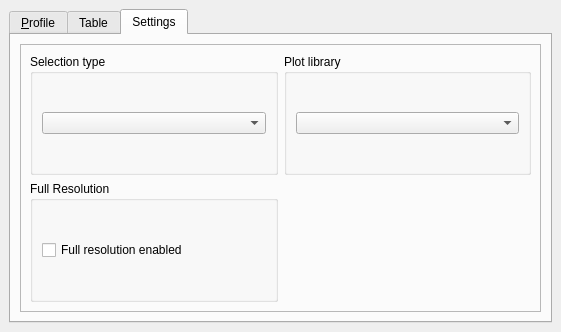
Qt form ui/profiletool.ui (etiennesky/profiletool-fork) before a commit.
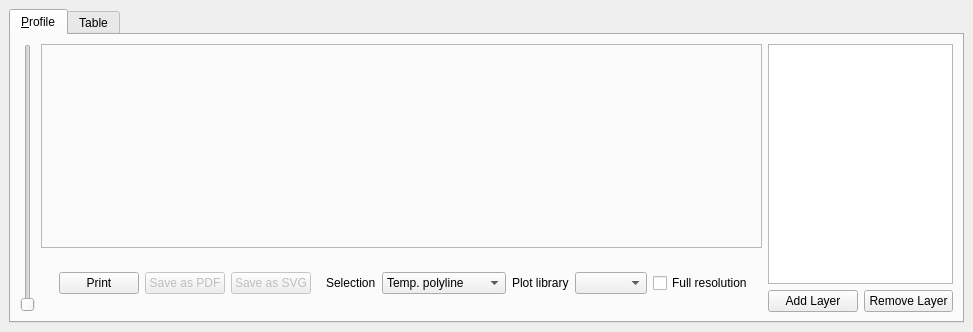
The same form after that commit. The open tabs and pages were chosen to show the change.

Commit message: remove settings tab, move widget to profile tab

What changed in the file:
```diff
--- a/ui/profiletool.ui
+++ b/ui/profiletool.ui
@@ -6,7 +6,7 @@
    <rect>
     <x>0</x>
     <y>0</y>
-    <width>561</width>
+    <width>973</width>
     <height>332</height>
    </rect>
   </property>
@@ -77,6 +77,13 @@
              <widget class="QWidget" name="widget_save_buttons" native="true">
               <layout class="QHBoxLayout" name="horizontalLayout_3">
                <item>
+                <widget class="QStackedWidget" name="stackedWidget">
+                 <property name="currentIndex">
+                  <number>0</number>
+                 </property>
+                 <widget class="QWidget" name="page">
+                  <layout class="QHBoxLayout" name="horizontalLayout_4">
+                   <item>
                 <widget class="QPushButton" name="butPrint">
                  <property name="text">
                   <string>Print</string>
@@ -103,6 +110,10 @@
                  </property>
                 </widget>
                </item>
+                  </layout>
+                 </widget>
+                </widget>
+               </item>
                <item>
                 <spacer name="horizontalSpacer">
                  <property name="orientation">
@@ -116,6 +127,63 @@
                  </property>
                 </spacer>
                </item>
+               <item>
+                <widget class="QLabel" name="label">
+                 <property name="text">
+                  <string>Selection</string>
+                 </property>
+                </widget>
+               </item>
+               <item>
+                <widget class="QComboBox" name="comboBox">
+                 <property name="sizePolicy">
+                  <sizepolicy hsizetype="Minimum" vsizetype="Fixed">
+                   <horstretch>0</horstretch>
+                   <verstretch>0</verstretch>
+                  </sizepolicy>
+                 </property>
+                 <item>
+                  <property name="text">
+                   <string>Temp. polyline</string>
+                  </property>
+                 </item>
+                 <item>
+                  <property name="text">
+                   <string>Selected polyline</string>
+                  </property>
+                 </item>
+                </widget>
+               </item>
+               <item>
+                <widget class="QLabel" name="label_2">
+                 <property name="text">
+                  <string>Plot library</string>
+                 </property>
+                </widget>
+               </item>
+               <item>
+                <widget class="QComboBox" name="comboBox_2">
+                 <property name="sizePolicy">
+                  <sizepolicy hsizetype="Minimum" vsizetype="Fixed">
+                   <horstretch>0</horstretch>
+                   <verstretch>0</verstretch>
+                  </sizepolicy>
+                 </property>
+                </widget>
+               </item>
+               <item>
+                <widget class="QCheckBox" name="checkBox">
+                 <property name="sizePolicy">
+                  <sizepolicy hsizetype="Preferred" vsizetype="Fixed">
+                   <horstretch>0</horstretch>
+                   <verstretch>0</verstretch>
+                  </sizepolicy>
+                 </property>
+                 <property name="text">
+                  <string>Full resolution</string>
+                 </property>
+                </widget>
+               </item>
               </layout>
              </widget>
             </item>
@@ -163,7 +231,7 @@
                  </size>
                 </property>
                 <property name="text">
-                 <string>Add Raster</string>
+                 <string>Add Layer</string>
                 </property>
                 <property name="autoRepeat">
                  <bool>false</bool>
@@ -188,7 +256,7 @@
                  </size>
                 </property>
                 <property name="text">
-                 <string>Remove raster</string>
+                 <string>Remove Layer</string>
                 </property>
                </widget>
               </item>
@@ -224,93 +292,6 @@
         </item>
        </layout>
       </widget>
-      <widget class="QWidget" name="tab_3">
-       <attribute name="title">
-        <string>Settings</string>
-       </attribute>
-       <layout class="QVBoxLayout" name="verticalLayout_4">
-        <item>
-         <widget class="QFrame" name="frame">
-          <property name="baseSize">
-           <size>
-            <width>50</width>
-            <height>50</height>
-           </size>
-          </property>
-          <property name="frameShape">
-           <enum>QFrame::StyledPanel</enum>
-          </property>
-          <property name="frameShadow">
-           <enum>QFrame::Raised</enum>
-          </property>
-          <property name="lineWidth">
-           <number>0</number>
-          </property>
-          <property name="midLineWidth">
-           <number>0</number>
-          </property>
-          <layout class="QGridLayout" name="gridLayout_2">
-           <property name="sizeConstraint">
-            <enum>QLayout::SetMinimumSize</enum>
-           </property>
-           <item row="0" column="0">
-            <widget class="QGroupBox" name="groupBox_4">
-             <property name="title">
-              <string>Selection type</string>
-             </property>
-             <layout class="QVBoxLayout" name="verticalLayout_5">
-              <item>
-               <widget class="QComboBox" name="comboBox">
-                <property name="sizePolicy">
-                 <sizepolicy hsizetype="Preferred" vsizetype="Fixed">
-                  <horstretch>0</horstretch>
-                  <verstretch>0</verstretch>
-                 </sizepolicy>
-                </property>
-               </widget>
-              </item>
-             </layout>
-            </widget>
-           </item>
-           <item row="2" column="0">
-            <widget class="QGroupBox" name="groupBox_2">
-             <property name="title">
-              <string>Full Resolution</string>
-             </property>
-             <layout class="QVBoxLayout" name="verticalLayout_7">
-              <item>
-               <widget class="QCheckBox" name="checkBox">
-                <property name="sizePolicy">
-                 <sizepolicy hsizetype="Preferred" vsizetype="Fixed">
-                  <horstretch>0</horstretch>
-                  <verstretch>0</verstretch>
-                 </sizepolicy>
-                </property>
-                <property name="text">
-                 <string>Full resolution enabled</string>
-                </property>
-               </widget>
-              </item>
-             </layout>
-            </widget>
-           </item>
-           <item row="0" column="1">
-            <widget class="QGroupBox" name="groupBox_3">
-             <property name="title">
-              <string>Plot library</string>
-             </property>
-             <layout class="QVBoxLayout" name="verticalLayout_8">
-              <item>
-               <widget class="QComboBox" name="comboBox_2"/>
-              </item>
-             </layout>
-            </widget>
-           </item>
-          </layout>
-         </widget>
-        </item>
-       </layout>
-      </widget>
      </widget>
     </item>
    </layout>
```
Left out of the diff: 2 changed lines with no effect on the pictures. Lines whose indentation alone changed are shown as unchanged. The commit also changes 2 other files.
